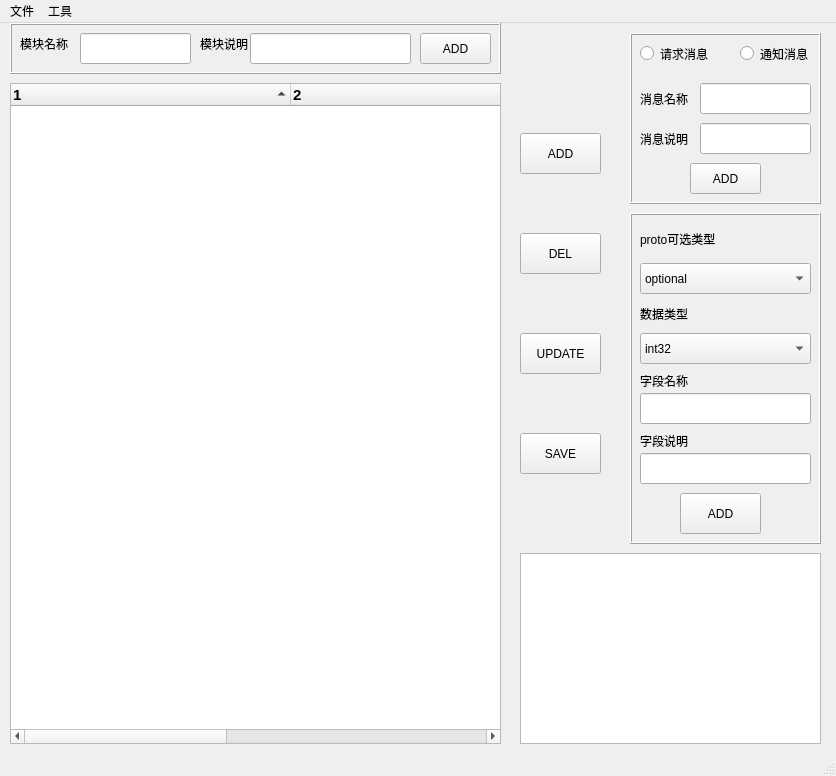
Addision/ProtoTool, file Designer/ProtoUI.ui: the form before one commit.
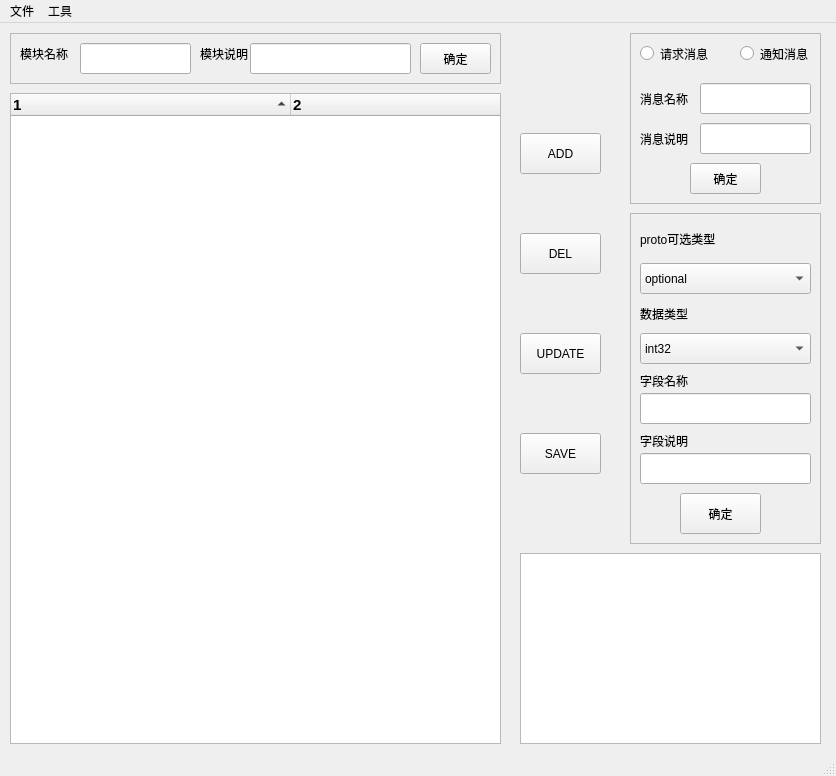
The form after the commit.

The edit to the form file:
```diff
--- a/Designer/ProtoUI.ui
+++ b/Designer/ProtoUI.ui
@@ -13,14 +13,17 @@
   <property name="windowTitle">
    <string>自动化工具</string>
   </property>
+  <property name="autoFillBackground">
+   <bool>true</bool>
+  </property>
   <widget class="QWidget" name="centralwidget">
    <widget class="QTreeWidget" name="WidMsgTree">
     <property name="geometry">
      <rect>
       <x>10</x>
-      <y>60</y>
+      <y>70</y>
       <width>491</width>
-      <height>661</height>
+      <height>651</height>
      </rect>
     </property>
     <property name="font">
@@ -31,6 +34,15 @@
       <bold>true</bold>
      </font>
     </property>
+    <property name="verticalScrollBarPolicy">
+     <enum>Qt::ScrollBarAsNeeded</enum>
+    </property>
+    <property name="horizontalScrollBarPolicy">
+     <enum>Qt::ScrollBarAlwaysOff</enum>
+    </property>
+    <property name="autoScroll">
+     <bool>false</bool>
+    </property>
     <property name="autoExpandDelay">
      <number>-1</number>
     </property>
@@ -76,11 +88,20 @@
       <height>171</height>
      </rect>
     </property>
+    <property name="autoFillBackground">
+     <bool>true</bool>
+    </property>
     <property name="frameShape">
-     <enum>QFrame::Box</enum>
+     <enum>QFrame::StyledPanel</enum>
     </property>
     <property name="frameShadow">
-     <enum>QFrame::Raised</enum>
+     <enum>QFrame::Plain</enum>
+    </property>
+    <property name="lineWidth">
+     <number>2</number>
+    </property>
+    <property name="midLineWidth">
+     <number>2</number>
     </property>
     <widget class="QRadioButton" name="BtnReq">
      <property name="geometry">
@@ -164,7 +185,7 @@
       </rect>
      </property>
      <property name="text">
-      <string>ADD</string>
+      <string>确定</string>
      </property>
     </widget>
    </widget>
@@ -224,16 +245,25 @@
     <property name="geometry">
      <rect>
       <x>10</x>
-      <y>0</y>
+      <y>10</y>
       <width>491</width>
       <height>51</height>
      </rect>
     </property>
+    <property name="autoFillBackground">
+     <bool>true</bool>
+    </property>
     <property name="frameShape">
-     <enum>QFrame::Box</enum>
+     <enum>QFrame::StyledPanel</enum>
     </property>
     <property name="frameShadow">
-     <enum>QFrame::Raised</enum>
+     <enum>QFrame::Plain</enum>
+    </property>
+    <property name="lineWidth">
+     <number>2</number>
+    </property>
+    <property name="midLineWidth">
+     <number>2</number>
     </property>
     <widget class="QLabel" name="label_6">
      <property name="geometry">
@@ -263,7 +293,7 @@
       <rect>
        <x>190</x>
        <y>10</y>
-       <width>61</width>
+       <width>51</width>
        <height>21</height>
       </rect>
      </property>
@@ -291,7 +321,7 @@
       </rect>
      </property>
      <property name="text">
-      <string>ADD</string>
+      <string>确定</string>
      </property>
     </widget>
    </widget>
@@ -314,11 +344,20 @@
       <height>331</height>
      </rect>
     </property>
+    <property name="autoFillBackground">
+     <bool>true</bool>
+    </property>
     <property name="frameShape">
-     <enum>QFrame::Box</enum>
+     <enum>QFrame::StyledPanel</enum>
     </property>
     <property name="frameShadow">
-     <enum>QFrame::Raised</enum>
+     <enum>QFrame::Plain</enum>
+    </property>
+    <property name="lineWidth">
+     <number>2</number>
+    </property>
+    <property name="midLineWidth">
+     <number>2</number>
     </property>
     <widget class="QComboBox" name="CbxValueType">
      <property name="geometry">
@@ -411,7 +450,7 @@
       </rect>
      </property>
      <property name="text">
-      <string>ADD</string>
+      <string>确定</string>
      </property>
     </widget>
     <widget class="QLabel" name="label_2">
```
Left out of the diff: 2 changed lines with no effect on the pictures.
